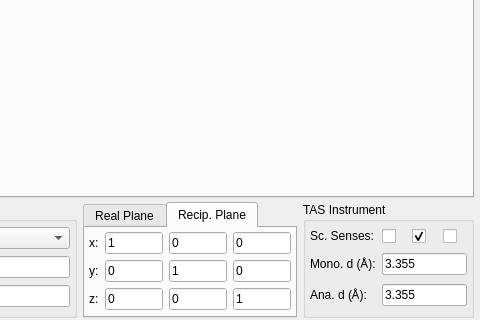
Before: the Qt Designer form ui/taz.ui in tweber-ill/frm_mirror-takin1, drawn with Qt 5; both pictures show x 498 to 978 and y 425 to 745 of the 978 by 745 pixel window.
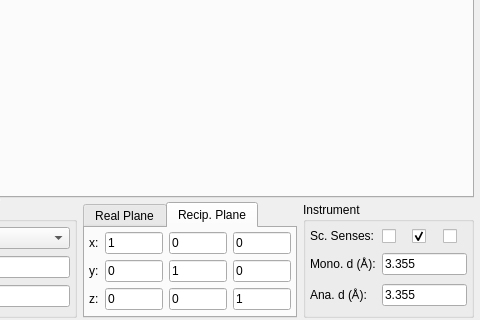
After: the same form once the commit is applied.

```diff
--- a/ui/taz.ui
+++ b/ui/taz.ui
@@ -133,7 +133,7 @@
            </sizepolicy>
           </property>
           <property name="title">
-           <string>TAS Instrument</string>
+           <string>Instrument</string>
           </property>
           <layout class="QGridLayout" name="gridLayout">
            <property name="margin">
```
